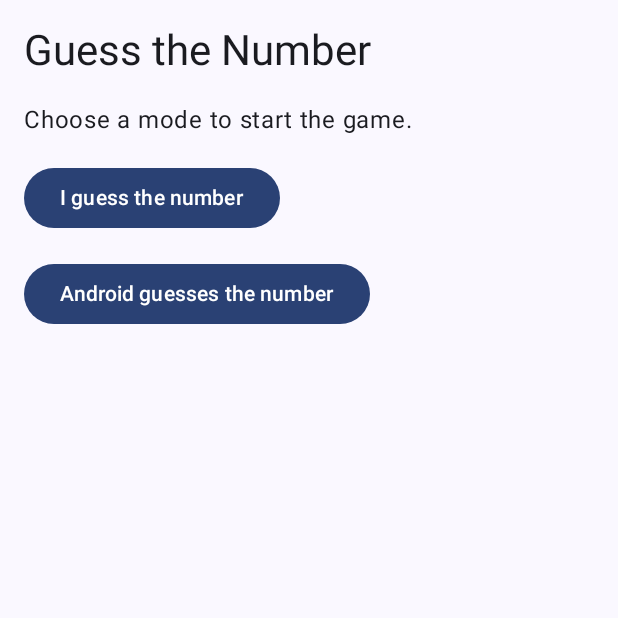
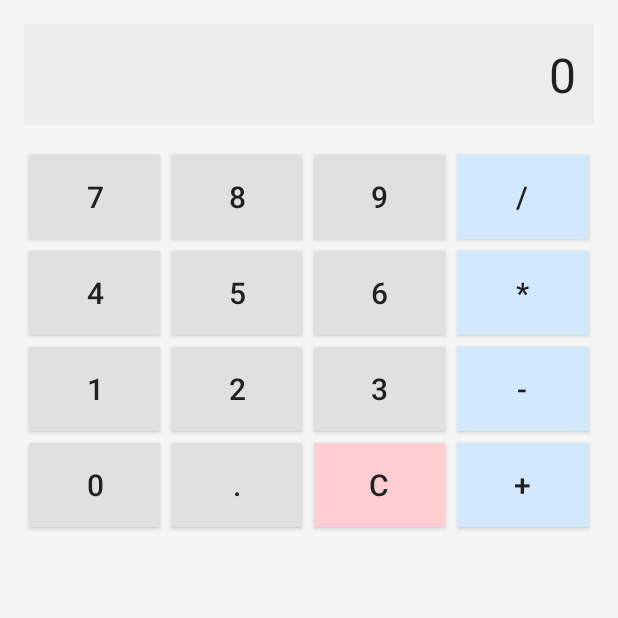
Before and after one commit to Hatr828/AndroidHw, an Android app built with Jetpack Compose: the screen it shows after launch (MainActivity), on a phone screen of 412 x 824 dp, the top half of it. Run offline under Robolectric (Android 15) with nearby library versions, the phone set to English and light mode, and no system bars.

Commit message:
03.10.2025

```diff
--- a/app/src/main/java/com/example/androidhw/MainActivity.kt
+++ b/app/src/main/java/com/example/androidhw/MainActivity.kt
@@ -1,139 +1,180 @@
 package com.example.androidhw
 
-import android.content.Intent
 import android.os.Bundle
-import android.util.Log
+import android.widget.Button
+import android.widget.TextView
 import androidx.activity.ComponentActivity
-import androidx.activity.compose.setContent
-import androidx.activity.enableEdgeToEdge
-import androidx.compose.foundation.layout.Arrangement
-import androidx.compose.foundation.layout.Column
-import androidx.compose.foundation.layout.fillMaxSize
-import androidx.compose.foundation.layout.padding
-import androidx.compose.material3.Button
-import androidx.compose.material3.MaterialTheme
-import androidx.compose.material3.Scaffold
-import androidx.compose.material3.Text
-import androidx.compose.runtime.Composable
-import androidx.compose.ui.Modifier
-import androidx.compose.ui.platform.LocalContext
-import androidx.compose.ui.tooling.preview.Preview
-import androidx.compose.ui.unit.dp
-import com.example.androidhw.ui.theme.AndroidHWTheme
+import java.text.DecimalFormat
 
 class MainActivity : ComponentActivity() {
-    private var onCreateTime = 0L
-    private var onStartTime = 0L
-    private var onResumeTime = 0L
-    private var onPauseTime = 0L
-    private var onStopTime = 0L
+    private lateinit var display: TextView
+    private val formatter = DecimalFormat("0.##########")
+
+    private var currentInput = ""
+    private var accumulator: Double? = null
+    private var pendingOp: Char? = null
+    private var justEvaluated = false
+    private var errorState = false
 
     override fun onCreate(savedInstanceState: Bundle?) {
         super.onCreate(savedInstanceState)
-        val now = System.currentTimeMillis()
-        onCreateTime = now
-        Log.d(TAG, "onCreate at $now")
-        enableEdgeToEdge()
-        setContent {
-            AndroidHWTheme {
-                val context = LocalContext.current
-                Scaffold(modifier = Modifier.fillMaxSize()) { innerPadding ->
-                    HomeScreen(
-                        onOpenUserGuess = {
-                            Log.d(TAG, "User guess button clicked")
-                            context.startActivity(
-                                Intent(context, UserGuessActivity::class.java)
-                            )
-                        },
-                        onOpenAndroidGuess = {
-                            Log.d(TAG, "Android guess button clicked")
-                            context.startActivity(
-                                Intent(context, AndroidGuessActivity::class.java)
-                            )
-                        },
-                        modifier = Modifier.padding(innerPadding)
-                    )
-                }
+        setContentView(R.layout.activity_main)
+
+        display = findViewById(R.id.text_display)
+        display.text = getString(R.string.display_zero)
+
+        val digits = mapOf(
+            R.id.button_0 to getString(R.string.button_0),
+            R.id.button_1 to getString(R.string.button_1),
+            R.id.button_2 to getString(R.string.button_2),
+            R.id.button_3 to getString(R.string.button_3),
+            R.id.button_4 to getString(R.string.button_4),
+            R.id.button_5 to getString(R.string.button_5),
+            R.id.button_6 to getString(R.string.button_6),
+            R.id.button_7 to getString(R.string.button_7),
+            R.id.button_8 to getString(R.string.button_8),
+            R.id.button_9 to getString(R.string.button_9)
+        )
+
+        for ((id, digit) in digits) {
+            findViewById<Button>(id).setOnClickListener { appendDigit(digit) }
+        }
+
+        findViewById<Button>(R.id.button_decimal).setOnClickListener {
+            appendDecimal(getString(R.string.button_decimal))
+        }
+        findViewById<Button>(R.id.button_clear).setOnClickListener { clearAll() }
+
+        val operators = mapOf(
+            R.id.button_add to getString(R.string.button_add).first(),
+            R.id.button_subtract to getString(R.string.button_subtract).first(),
+            R.id.button_multiply to getString(R.string.button_multiply).first(),
+            R.id.button_divide to getString(R.string.button_divide).first()
+        )
+
+        for ((id, op) in operators) {
+            findViewById<Button>(id).setOnClickListener { setOperator(op) }
+        }
+
+        findViewById<Button>(R.id.button_equals).setOnClickListener { evaluate() }
+    }
+
+    private fun appendDigit(digit: String) {
+        if (errorState) {
+            clearAll()
+        }
+        if (justEvaluated && pendingOp == null) {
+            currentInput = ""
+            accumulator = null
+            justEvaluated = false
+        }
+        currentInput = if (currentInput == getString(R.string.display_zero)) {
+            digit
+        } else {
+            currentInput + digit
+        }
+        updateDisplay(currentInput)
+    }
+
+    private fun appendDecimal(decimal: String) {
+        if (errorState) {
+            clearAll()
+        }
+        if (justEvaluated && pendingOp == null) {
+            currentInput = ""
+            accumulator = null
+            justEvaluated = false
+        }
+        if (currentInput.isEmpty()) {
+            currentInput = getString(R.string.display_zero) + decimal
+        } else if (!currentInput.contains(decimal)) {
+            currentInput += decimal
+        }
+        updateDisplay(currentInput)
+    }
+
+    private fun setOperator(op: Char) {
+        if (errorState) {
+            return
+        }
+        val value = currentInput.toDoubleOrNull()
+        if (value != null) {
+            accumulator = if (accumulator == null || pendingOp == null) {
+                value
+            } else {
+                applyOperation(accumulator!!, value, pendingOp!!)
             }
+            if (accumulator == null) {
+                showError()
+                return
+            }
+            updateDisplay(formatValue(accumulator!!))
+            currentInput = ""
+        } else if (accumulator == null) {
+            accumulator = 0.0
+        }
+        pendingOp = op
+        justEvaluated = false
+    }
+
+    private fun evaluate() {
+        if (errorState) {
+            return
+        }
+        val value = currentInput.toDoubleOrNull()
+        if (pendingOp != null && value != null && accumulator != null) {
+            val result = applyOperation(accumulator!!, value, pendingOp!!)
+            if (result == null) {
+                showError()
+                return
+            }
+            display.text = formatValue(result)
+            accumulator = result
+            pendingOp = null
+            currentInput = ""
+            justEvaluated = true
+        } else if (value != null) {
+            display.text = formatValue(value)
+            accumulator = value
+            pendingOp = null
+            currentInput = ""
+            justEvaluated = true
         }
     }
 
-    override fun onStart() {
-        super.onStart()
-        val now = System.currentTimeMillis()
-        onStartTime = now
-        val delta = if (onCreateTime != 0L) now - onCreateTime else -1L
-        Log.d(TAG, "onStart (delta from onCreate: ${delta}ms)")
+    private fun applyOperation(left: Double, right: Double, op: Char): Double? {
+        return when (op) {
+            '+' -> left + right
+            '-' -> left - right
+            '*' -> left * right
+            '/' -> if (right == 0.0) null else left / right
+            else -> null
+        }
     }
 
-    override fun onResume() {
-        super.onResume()
-        val now = System.currentTimeMillis()
-        onResumeTime = now
-        val delta = if (onStartTime != 0L) now - onStartTime else -1L
-        Log.d(TAG, "onResume (delta from onStart: ${delta}ms)")
+    private fun formatValue(value: Double): String {
+        return formatter.format(value)
     }
 
-    override fun onPause() {
-        val now = System.currentTimeMillis()
-        onPauseTime = now
-        val delta = if (onResumeTime != 0L) now - onResumeTime else -1L
-        Log.d(TAG, "onPause (delta from onResume: ${delta}ms)")
-        super.onPause()
+    private fun updateDisplay(text: String) {
+        display.text = if (text.isEmpty()) getString(R.string.display_zero) else text
     }
 
-    override fun onStop() {
-        val now = System.currentTimeMillis()
-        onStopTime = now
-        val delta = if (onPauseTime != 0L) now - onPauseTime else -1L
-        Log.d(TAG, "onStop (delta from onPause: ${delta}ms)")
-        super.onStop()
+    private fun clearAll() {
+        currentInput = ""
+        accumulator = null
+        pendingOp = null
+        justEvaluated = false
+        errorState = false
+        display.text = getString(R.string.display_zero)
     }
 
-    override fun onDestroy() {
-        val now = System.currentTimeMillis()
-        val delta = if (onStopTime != 0L) now - onStopTime else -1L
-        Log.d(TAG, "onDestroy (delta from onStop: ${delta}ms)")
-        super.onDestroy()
-    }
-
-    override fun onRestart() {
-        super.onRestart()
-        Log.d(TAG, "onRestart")
-    }
-
-    companion object {
-        private const val TAG = "MainActivity"
+    private fun showError() {
+        display.text = getString(R.string.display_error)
+        currentInput = ""
+        accumulator = null
+        pendingOp = null
+        justEvaluated = false
+        errorState = true
     }
 }
-
-@Composable
-fun HomeScreen(
-    onOpenUserGuess: () -> Unit,
-    onOpenAndroidGuess: () -> Unit,
-    modifier: Modifier = Modifier
-) {
-    Column(
-        modifier = modifier
-            .fillMaxSize()
-            .padding(16.dp),
-        verticalArrangement = Arrangement.spacedBy(16.dp)
-    ) {
-        Text(text = "Guess the Number", style = MaterialTheme.typography.headlineMedium)
-        Text(text = "Choose a mode to start the game.")
-        Button(onClick = onOpenUserGuess) {
-            Text(text = "I guess the number")
-        }
-        Button(onClick = onOpenAndroidGuess) {
-            Text(text = "Android guesses the number")
-        }
-    }
-}
-
-@Preview(showBackground = true)
-@Composable
-fun HomeScreenPreview() {
-    AndroidHWTheme {
-        HomeScreen(onOpenUserGuess = {}, onOpenAndroidGuess = {})
-    }
-}
--- /dev/null
+++ b/app/src/main/res/layout/activity_main.xml
@@ -0,0 +1,113 @@
+<?xml version="1.0" encoding="utf-8"?>
+<LinearLayout xmlns:android="http://schemas.android.com/apk/res/android"
+    android:id="@+id/layout_root"
+    android:layout_width="match_parent"
+    android:layout_height="match_parent"
+    android:orientation="vertical"
+    android:padding="@dimen/calculator_padding"
+    android:background="@color/calculator_background">
+
+    <TextView
+        android:id="@+id/text_display"
+        android:layout_width="match_parent"
+        android:layout_height="wrap_content"
+        android:layout_marginBottom="@dimen/display_margin_bottom"
+        android:padding="@dimen/display_padding"
+        android:background="@color/display_background"
+        android:gravity="end"
+        android:text="@string/display_zero"
+        android:textColor="@color/display_text"
+        android:textSize="@dimen/display_text_size" />
+
+    <TableLayout
+        android:id="@+id/table_buttons"
+        android:layout_width="match_parent"
+        android:layout_height="wrap_content"
+        android:shrinkColumns="*"
+        android:stretchColumns="*">
+
+        <TableRow>
+            <Button
+                android:id="@+id/button_7"
+                style="@style/Widget.AndroidHW.CalculatorButton"
+                android:text="@string/button_7" />
+            <Button
+                android:id="@+id/button_8"
+                style="@style/Widget.AndroidHW.CalculatorButton"
+                android:text="@string/button_8" />
+            <Button
+                android:id="@+id/button_9"
+                style="@style/Widget.AndroidHW.CalculatorButton"
+                android:text="@string/button_9" />
+            <Button
+                android:id="@+id/button_divide"
+                style="@style/Widget.AndroidHW.CalculatorButton.Operator"
+                android:text="@string/button_divide" />
+        </TableRow>
+
+        <TableRow>
+            <Button
+                android:id="@+id/button_4"
+                style="@style/Widget.AndroidHW.CalculatorButton"
+                android:text="@string/button_4" />
+            <Button
+                android:id="@+id/button_5"
+                style="@style/Widget.AndroidHW.CalculatorButton"
+                android:text="@string/button_5" />
+            <Button
+                android:id="@+id/button_6"
+                style="@style/Widget.AndroidHW.CalculatorButton"
+                android:text="@string/button_6" />
+            <Button
+                android:id="@+id/button_multiply"
+                style="@style/Widget.AndroidHW.CalculatorButton.Operator"
+                android:text="@string/button_multiply" />
+        </TableRow>
+
+        <TableRow>
+            <Button
+                android:id="@+id/button_1"
+                style="@style/Widget.AndroidHW.CalculatorButton"
+                android:text="@string/button_1" />
+            <Button
+                android:id="@+id/button_2"
+                style="@style/Widget.AndroidHW.CalculatorButton"
+                android:text="@string/button_2" />
+            <Button
+                android:id="@+id/button_3"
+                style="@style/Widget.AndroidHW.CalculatorButton"
+                android:text="@string/button_3" />
+            <Button
+                android:id="@+id/button_subtract"
+                style="@style/Widget.AndroidHW.CalculatorButton.Operator"
+                android:text="@string/button_subtract" />
+        </TableRow>
+
+        <TableRow>
+            <Button
+                android:id="@+id/button_0"
+                style="@style/Widget.AndroidHW.CalculatorButton"
+                android:text="@string/button_0" />
+            <Button
+                android:id="@+id/button_decimal"
+                style="@style/Widget.AndroidHW.CalculatorButton"
+                android:text="@string/button_decimal" />
+            <Button
+                android:id="@+id/button_clear"
+                style="@style/Widget.AndroidHW.CalculatorButton.Clear"
+                android:text="@string/button_clear" />
+            <Button
+                android:id="@+id/button_add"
+                style="@style/Widget.AndroidHW.CalculatorButton.Operator"
+                android:text="@string/button_add" />
+        </TableRow>
+
+        <TableRow>
+            <Button
+                android:id="@+id/button_equals"
+                style="@style/Widget.AndroidHW.CalculatorButton.Equals"
+                android:layout_span="4"
+                android:text="@string/button_equals" />
+        </TableRow>
+    </TableLayout>
+</LinearLayout>
--- a/app/src/main/res/values/colors.xml
+++ b/app/src/main/res/values/colors.xml
@@ -7,4 +7,12 @@
     <color name="teal_700">#FF018786</color>
     <color name="black">#FF000000</color>
     <color name="white">#FFFFFFFF</color>
+    <color name="calculator_background">#FFF5F5F5</color>
+    <color name="display_background">#FFEDEDED</color>
+    <color name="display_text">#FF1F1F1F</color>
+    <color name="button_background">#FFE0E0E0</color>
+    <color name="button_operator_background">#FFD1E8FF</color>
+    <color name="button_equals_background">#FFC8E6C9</color>
+    <color name="button_clear_background">#FFFFCDD2</color>
+    <color name="button_text">#FF1F1F1F</color>
 </resources>
--- /dev/null
+++ b/app/src/main/res/values/dimens.xml
@@ -0,0 +1,10 @@
+<?xml version="1.0" encoding="utf-8"?>
+<resources>
+    <dimen name="calculator_padding">16dp</dimen>
+    <dimen name="display_padding">12dp</dimen>
+    <dimen name="display_margin_bottom">16dp</dimen>
+    <dimen name="display_text_size">32sp</dimen>
+    <dimen name="button_text_size">20sp</dimen>
+    <dimen name="button_height">56dp</dimen>
+    <dimen name="button_margin">4dp</dimen>
+</resources>
--- a/app/src/main/res/values/strings.xml
+++ b/app/src/main/res/values/strings.xml
@@ -1,3 +1,22 @@
 <resources>
     <string name="app_name">AndroidHW</string>
+    <string name="display_zero">0</string>
+    <string name="display_error">Error</string>
+    <string name="button_0">0</string>
+    <string name="button_1">1</string>
+    <string name="button_2">2</string>
+    <string name="button_3">3</string>
+    <string name="button_4">4</string>
+    <string name="button_5">5</string>
+    <string name="button_6">6</string>
+    <string name="button_7">7</string>
+    <string name="button_8">8</string>
+    <string name="button_9">9</string>
+    <string name="button_decimal">.</string>
+    <string name="button_add">+</string>
+    <string name="button_subtract">-</string>
+    <string name="button_multiply">*</string>
+    <string name="button_divide">/</string>
+    <string name="button_equals">=</string>
+    <string name="button_clear">C</string>
 </resources>
--- /dev/null
+++ b/app/src/main/res/values/styles.xml
@@ -0,0 +1,26 @@
+<?xml version="1.0" encoding="utf-8"?>
+<resources>
+    <style name="Widget.AndroidHW" parent="@android:style/Widget.Material.Button" />
+
+    <style name="Widget.AndroidHW.CalculatorButton" parent="Widget.AndroidHW">
+        <item name="android:layout_width">0dp</item>
+        <item name="android:layout_height">@dimen/button_height</item>
+        <item name="android:layout_weight">1</item>
+        <item name="android:layout_margin">@dimen/button_margin</item>
+        <item name="android:textSize">@dimen/button_text_size</item>
+        <item name="android:textColor">@color/button_text</item>
+        <item name="android:background">@color/button_background</item>
+    </style>
+
+    <style name="Widget.AndroidHW.CalculatorButton.Operator" parent="Widget.AndroidHW.CalculatorButton">
+        <item name="android:background">@color/button_operator_background</item>
+    </style>
+
+    <style name="Widget.AndroidHW.CalculatorButton.Equals" parent="Widget.AndroidHW.CalculatorButton">
+        <item name="android:background">@color/button_equals_background</item>
+    </style>
+
+    <style name="Widget.AndroidHW.CalculatorButton.Clear" parent="Widget.AndroidHW.CalculatorButton">
+        <item name="android:background">@color/button_clear_background</item>
+    </style>
+</resources>
```
Also changed, not shown: app/src/main/AndroidManifest.xml (+0 -8 lines), app/src/main/java/com/example/androidhw/AndroidGuessActivity.kt (deleted, +0 -125 lines), app/src/main/java/com/example/androidhw/UserGuessActivity.kt (deleted, +0 -117 lines).
